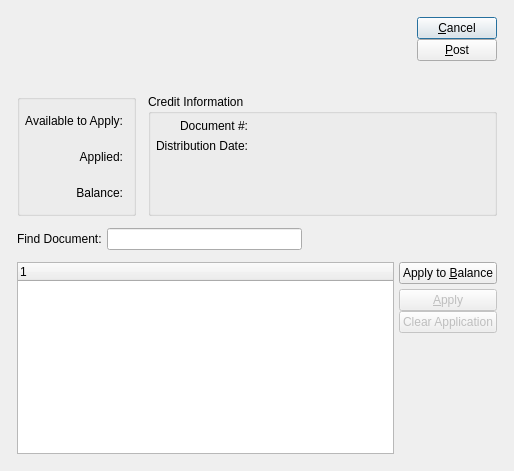
This is xtuple/trunk/guiclient/applyARCreditMemo.ui in WooodHead/xtuple as Qt 5 draws it before an edit. The edited form follows.
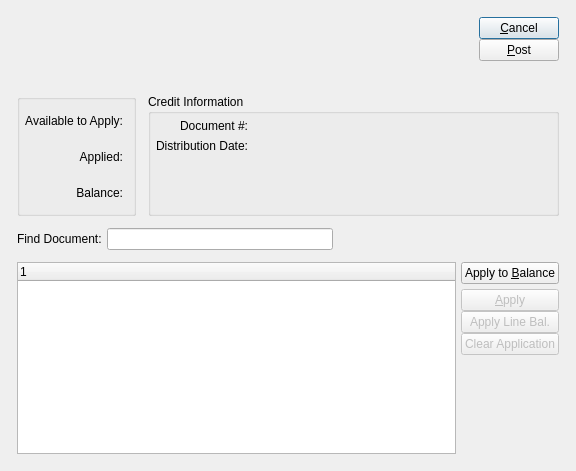
This is the edited form. Custom widgets are drawn as their Qt base class.

Commit message: Issue #10232:add Apply Line Bal feature

The edit to the form file:
```diff
--- a/xtuple/trunk/guiclient/applyARCreditMemo.ui
+++ b/xtuple/trunk/guiclient/applyARCreditMemo.ui
@@ -13,7 +13,7 @@
    <rect>
     <x>0</x>
     <y>0</y>
-    <width>514</width>
+    <width>576</width>
     <height>471</height>
    </rect>
   </property>
@@ -34,9 +34,6 @@
        <property name="spacing">
         <number>5</number>
        </property>
-       <property name="margin">
-        <number>0</number>
-       </property>
        <item>
         <widget class="CustCluster" name="_cust"/>
        </item>
@@ -45,9 +42,6 @@
          <property name="spacing">
           <number>0</number>
          </property>
-         <property name="margin">
-          <number>0</number>
-         </property>
          <item>
           <spacer>
            <property name="orientation">
@@ -69,17 +63,11 @@
            <property name="spacing">
             <number>0</number>
            </property>
-           <property name="margin">
-            <number>0</number>
-           </property>
            <item>
             <layout class="QVBoxLayout">
              <property name="spacing">
               <number>0</number>
              </property>
-             <property name="margin">
-              <number>0</number>
-             </property>
              <item>
               <widget class="QPushButton" name="_close">
                <property name="text">
@@ -209,9 +197,6 @@
               <property name="spacing">
                <number>0</number>
               </property>
-              <property name="margin">
-               <number>0</number>
-              </property>
               <item>
                <widget class="QLabel" name="_docNumber">
                 <property name="minimumSize">
@@ -255,9 +240,6 @@
               <property name="spacing">
                <number>0</number>
               </property>
-              <property name="margin">
-               <number>0</number>
-              </property>
               <item>
                <widget class="DLineEdit" name="_docDate">
                 <property name="enabled">
@@ -320,9 +302,6 @@
        <property name="spacing">
         <number>5</number>
        </property>
-       <property name="margin">
-        <number>0</number>
-       </property>
        <item>
         <widget class="QLabel" name="_searchDocNumLit">
          <property name="text">
@@ -335,9 +314,6 @@
          <property name="spacing">
           <number>0</number>
          </property>
-         <property name="margin">
-          <number>0</number>
-         </property>
          <item>
           <widget class="QLineEdit" name="_searchDocNum"/>
          </item>
@@ -366,9 +342,6 @@
        <property name="spacing">
         <number>5</number>
        </property>
-       <property name="margin">
-        <number>0</number>
-       </property>
        <item>
         <widget class="XTreeWidget" name="_aropen"/>
        </item>
@@ -377,17 +350,11 @@
          <property name="spacing">
           <number>0</number>
          </property>
-         <property name="margin">
-          <number>0</number>
-         </property>
          <item>
           <layout class="QVBoxLayout">
            <property name="spacing">
             <number>5</number>
            </property>
-           <property name="margin">
-            <number>0</number>
-           </property>
            <item>
             <widget class="QPushButton" name="_applyToBalance">
              <property name="text">
@@ -400,9 +367,6 @@
              <property name="spacing">
               <number>0</number>
              </property>
-             <property name="margin">
-              <number>0</number>
-             </property>
              <item>
               <widget class="QPushButton" name="_apply">
                <property name="enabled">
@@ -413,6 +377,16 @@
                </property>
               </widget>
              </item>
+             <item>
+              <widget class="QPushButton" name="_applyLineBalance">
+               <property name="enabled">
+                <bool>false</bool>
+               </property>
+               <property name="text">
+                <string>Apply Line Bal.</string>
+               </property>
+              </widget>
+             </item>
              <item>
               <widget class="QPushButton" name="_clear">
                <property name="enabled">
```
Left out of the diff: 17 changed lines with no effect on the pictures. The commit also changes 2 other files.
